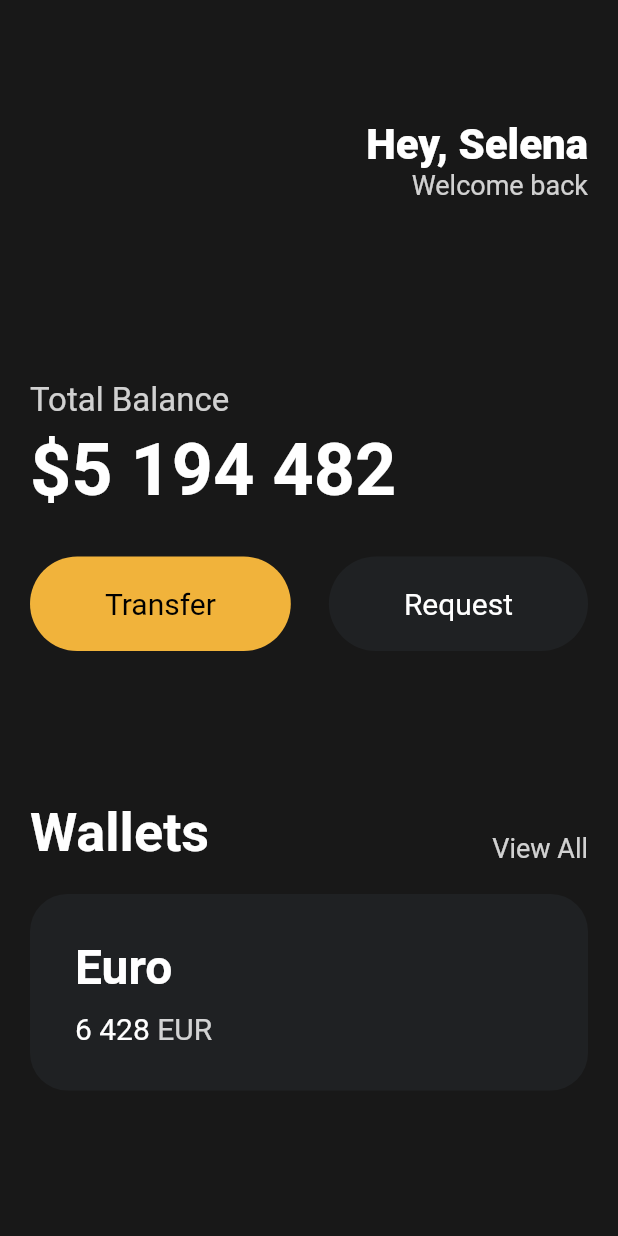
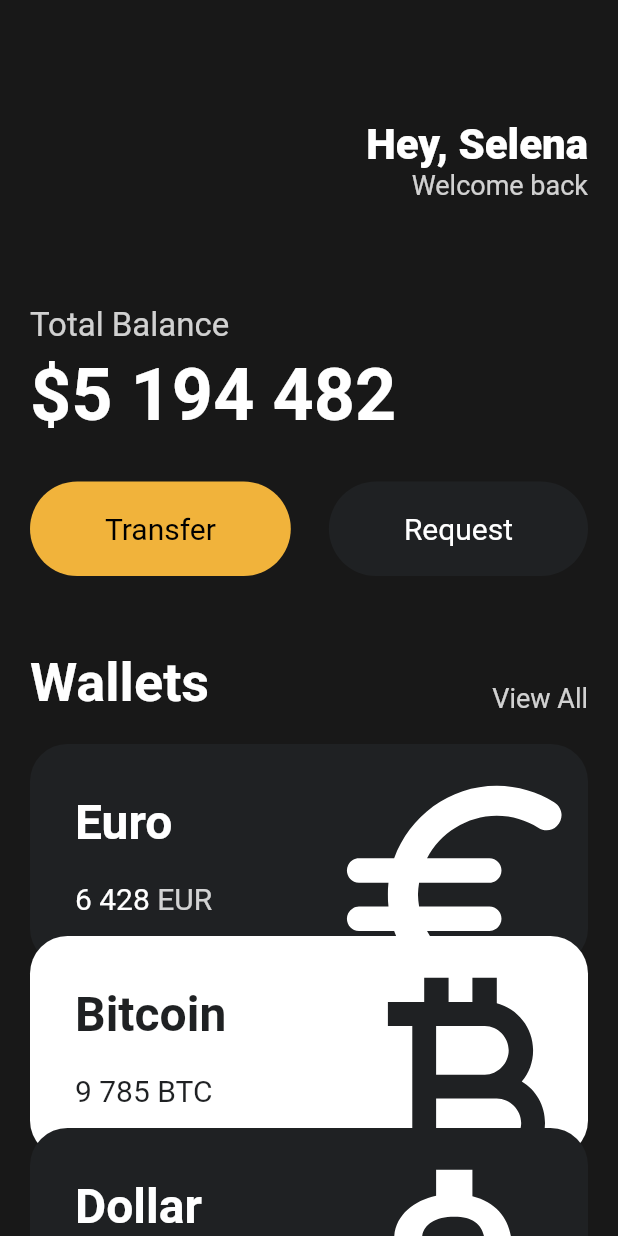
Before and after one commit to ksy9926/flutter-intro, a Flutter app: the screen it shows after launch, on a phone screen of 412 x 824 dp. Run offline on Flutter 3.47's test engine with Material 2 defaults, Android fonts, the phone set to English and light mode, and no system bars.

Commit message:
UI Challenge: Icons and Transforms / Reusable Cards

```diff
--- a/lib/main.dart
+++ b/lib/main.dart
@@ -1,5 +1,6 @@
 import 'package:flutter/material.dart';
 import 'package:toonflix/widgets/button.dart';
+import 'package:toonflix/widgets/currency_card.dart';
 
 void main() {
   runApp(App());
@@ -11,7 +12,8 @@ class App extends StatelessWidget {
     return MaterialApp(
       home: Scaffold(
         backgroundColor: const Color(0xFF181818),
-        body: Padding(
+        body: SingleChildScrollView(
+          child: Padding(
             padding: const EdgeInsets.symmetric(
               horizontal: 20,
             ),
@@ -47,7 +49,7 @@ class App extends StatelessWidget {
                   ],
                 ),
                 const SizedBox(
-                height: 120,
+                  height: 70,
                 ),
                 Text(
                   'Total Balance',
@@ -86,7 +88,7 @@ class App extends StatelessWidget {
                   ],
                 ),
                 const SizedBox(
-                height: 100,
+                  height: 50,
                 ),
                 Row(
                   crossAxisAlignment: CrossAxisAlignment.end,
@@ -112,60 +114,38 @@ class App extends StatelessWidget {
                 const SizedBox(
                   height: 20,
                 ),
-              Container(
-                decoration: BoxDecoration(
-                  color: const Color(0xFF1F2123),
-                  borderRadius: BorderRadius.circular(25),
+                const CurrencyCard(
+                  name: 'Euro',
+                  code: 'EUR',
+                  amount: '6 428',
+                  icon: Icons.euro_rounded,
+                  isInverted: false,
                 ),
-                child: Padding(
-                  padding: const EdgeInsets.all(30),
-                  child: Row(
-                    children: [
-                      Column(
-                        crossAxisAlignment: CrossAxisAlignment.start,
-                        children: [
-                          const Text(
-                            'Euro',
-                            style: TextStyle(
-                              color: Colors.white,
-                              fontSize: 32,
-                              fontWeight: FontWeight.w600,
+                Transform.translate(
+                  offset: const Offset(0, -20),
+                  child: const CurrencyCard(
+                    name: 'Bitcoin',
+                    code: 'BTC',
+                    amount: '9 785',
+                    icon: Icons.currency_bitcoin,
+                    isInverted: true,
                   ),
                 ),
-                          const SizedBox(
-                            height: 10,
-                          ),
-                          Row(
-                            children: [
-                              const Text(
-                                '6 428',
-                                style: TextStyle(
-                                  color: Colors.white,
-                                  fontSize: 20,
-                                ),
-                              ),
-                              const SizedBox(
-                                width: 5,
-                              ),
-                              Text(
-                                'EUR',
-                                style: TextStyle(
-                                  color: Colors.white.withOpacity(0.8),
-                                  fontSize: 20,
-                                ),
-                              ),
-                            ],
-                          )
-                        ],
-                      ),
-                    ],
-                  ),
+                Transform.translate(
+                  offset: const Offset(0, -40),
+                  child: const CurrencyCard(
+                    name: 'Dollar',
+                    code: 'USD',
+                    amount: '428',
+                    icon: Icons.attach_money_outlined,
+                    isInverted: false,
                   ),
                 ),
               ],
             ),
           ),
         ),
+      ),
     );
   }
 }
--- /dev/null
+++ b/lib/widgets/currency_card.dart
@@ -0,0 +1,90 @@
+import 'package:flutter/material.dart';
+
+class CurrencyCard extends StatelessWidget {
+  final String name, code, amount;
+  final IconData icon;
+  final bool isInverted;
+
+  final _blackColor = const Color(0xFF1F2123);
+
+  const CurrencyCard({
+    super.key,
+    required this.name,
+    required this.code,
+    required this.amount,
+    required this.icon,
+    required this.isInverted,
+  });
+
+  @override
+  Widget build(BuildContext context) {
+    return Container(
+      clipBehavior: Clip.hardEdge,
+      decoration: BoxDecoration(
+        color: isInverted ? Colors.white : _blackColor,
+        borderRadius: BorderRadius.circular(25),
+      ),
+      child: Padding(
+        padding: const EdgeInsets.all(30),
+        child: Row(
+          mainAxisAlignment: MainAxisAlignment.spaceBetween,
+          children: [
+            Column(
+              crossAxisAlignment: CrossAxisAlignment.start,
+              children: [
+                Text(
+                  name,
+                  style: TextStyle(
+                    color: isInverted ? _blackColor : Colors.white,
+                    fontSize: 32,
+                    fontWeight: FontWeight.w600,
+                  ),
+                ),
+                const SizedBox(
+                  height: 20,
+                ),
+                Row(
+                  children: [
+                    Text(
+                      amount,
+                      style: TextStyle(
+                        color: isInverted ? _blackColor : Colors.white,
+                        fontSize: 20,
+                      ),
+                    ),
+                    const SizedBox(
+                      width: 5,
+                    ),
+                    Text(
+                      code,
+                      style: TextStyle(
+                        color: isInverted
+                            ? _blackColor
+                            : Colors.white.withOpacity(0.8),
+                        fontSize: 20,
+                      ),
+                    ),
+                  ],
+                )
+              ],
+            ),
+            Transform.scale(
+              scale: 2.2,
+              child: Transform.translate(
+                offset: const Offset(
+                  -5,
+                  12,
+                ),
+                child: Icon(
+                  icon,
+                  color: isInverted ? _blackColor : Colors.white,
+                  size: 88,
+                ),
+              ),
+            )
+          ],
+        ),
+      ),
+    );
+  }
+}
```
Also changed, not shown: 1 other file. Lines whose indentation alone changed are shown as unchanged.
